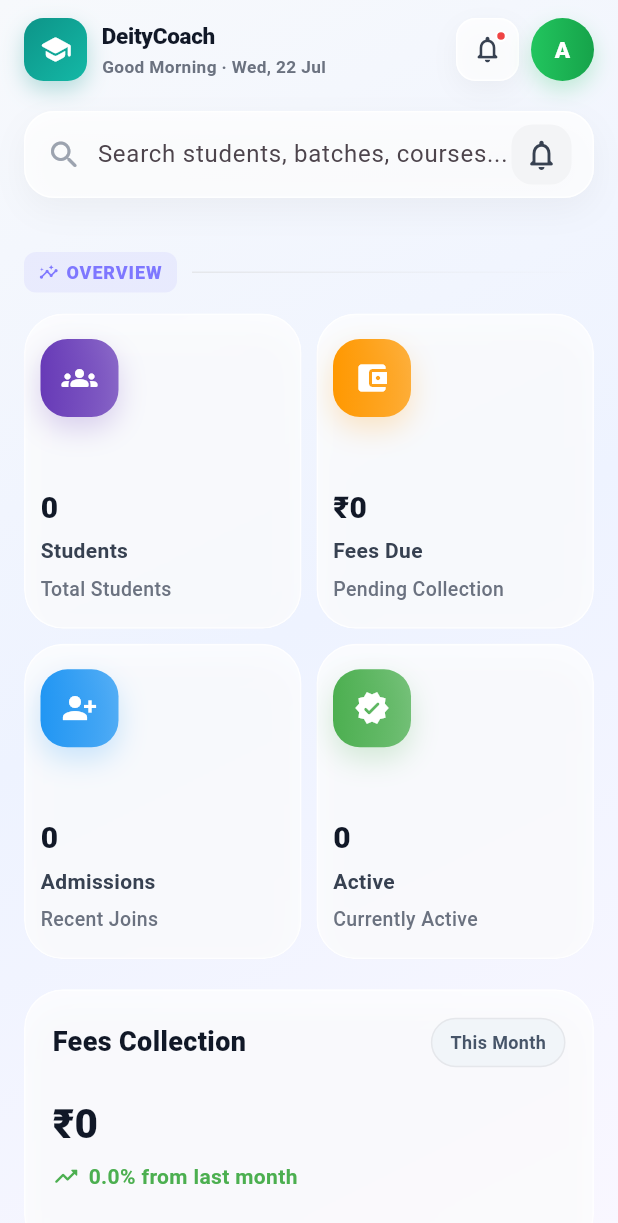
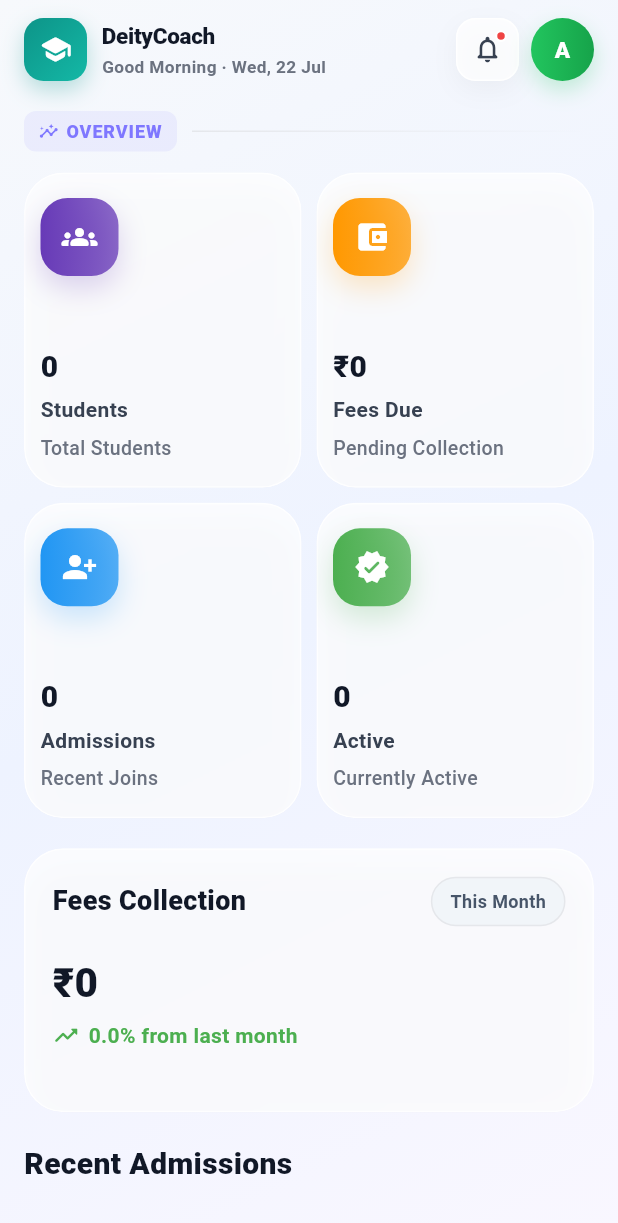
Before and after one commit to akshaypoudel/Coaching-Management-App, a Flutter app: the StudentDashboardScreen screen opened directly with empty values, on a phone screen of 412 x 824 dp. Shown: the top 1223 px of the screen. Run offline on Flutter 3.47's test engine with Material 3 defaults, Android fonts, the light colour scheme and no system bars; our stand-ins replace flutter_secure_storage, font_awesome_flutter, get; missing offline and left inert: flutter_sms; accounts and stored records are empty.

Commit message:
basic features completed

```diff
--- a/lib/screens/student_dashboard_screen.dart
+++ b/lib/screens/student_dashboard_screen.dart
@@ -62,10 +62,10 @@
               crossAxisAlignment: CrossAxisAlignment.start,
               children: [
                 _buildTopBar(),
+                // const SizedBox(height: 20),
+                // _buildSearchBar(context),
                 const SizedBox(height: 20),
-                _buildSearchBar(context),
-                const SizedBox(height: 20),
-                const SizedBox(height: 16),
+                // const SizedBox(height: 16),
                 _buildSectionDivider(),
                 const SizedBox(height: 14),
 
--- a/lib/screens/student_details_screen.dart
+++ b/lib/screens/student_details_screen.dart
@@ -293,7 +293,7 @@
         _glassButton(
           icon: Icons.edit_rounded,
           onTap: () {
-            Get.to(() => AddStudentScreen(student: student, isEditing: false));
+            Get.to(() => AddStudentScreen(student: student, isEditing: true));
           },
         ),
       ],
```
Also changed, not shown: 1 other file.
